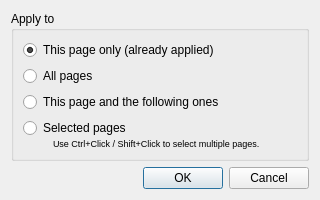
Above: filters/deskew/ui/DeskewApplyDialog.ui from scantailor/scantailor before the change. Below: the same form after it.
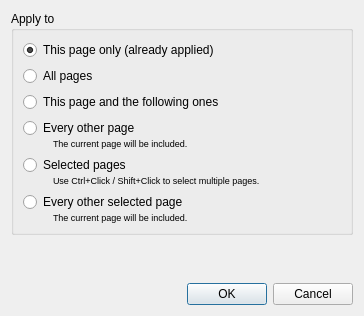
That is the form after the change.

Commit message: Deskew for every other page and every other selected page. The last one, building on #176, for multiple ranges.

Diff of the .ui file:
```diff
--- a/filters/deskew/ui/DeskewApplyDialog.ui
+++ b/filters/deskew/ui/DeskewApplyDialog.ui
@@ -9,19 +9,22 @@
    <rect>
     <x>0</x>
     <y>0</y>
-    <width>320</width>
-    <height>195</height>
+    <width>364</width>
+    <height>316</height>
    </rect>
   </property>
-  <layout class="QVBoxLayout" name="verticalLayout_3">
+  <property name="windowTitle">
+   <string>Deskew</string>
+  </property>
+  <layout class="QVBoxLayout">
    <item>
-    <widget class="QGroupBox" name="groupBox_2">
+    <widget class="QGroupBox" name="groupBox">
      <property name="title">
       <string>Apply to</string>
      </property>
-     <layout class="QVBoxLayout" name="verticalLayout_2">
+     <layout class="QVBoxLayout" name="verticalLayout_5">
       <item>
-       <widget class="QRadioButton" name="thisPageRB">
+       <widget class="QRadioButton" name="thisPageOnlyRB">
         <property name="text">
          <string>This page only (already applied)</string>
         </property>
@@ -44,9 +47,72 @@
         </property>
        </widget>
       </item>
+      <item>
+       <widget class="QWidget" name="everyOtherPageWidget" native="true">
+        <layout class="QVBoxLayout" name="verticalLayout_3">
+         <property name="spacing">
+          <number>0</number>
+         </property>
+         <property name="margin">
+          <number>0</number>
+         </property>
+         <item>
+          <widget class="QWidget" name="everyOtherWidget" native="true">
+           <layout class="QVBoxLayout" name="verticalLayout_2">
+            <property name="spacing">
+             <number>0</number>
+            </property>
+            <property name="margin">
+             <number>0</number>
+            </property>
+            <item>
+             <widget class="QRadioButton" name="everyOtherRB">
+              <property name="text">
+               <string extracomment="All odd or even pages, depending on the current page being odd or even.">Every other page</string>
+              </property>
+             </widget>
+            </item>
+            <item>
+             <layout class="QHBoxLayout" name="horizontalLayout_2">
+              <item>
+               <spacer name="horizontalSpacer_2">
+                <property name="orientation">
+                 <enum>Qt::Horizontal</enum>
+                </property>
+                <property name="sizeType">
+                 <enum>QSizePolicy::Fixed</enum>
+                </property>
+                <property name="sizeHint" stdset="0">
+                 <size>
+                  <width>30</width>
+                  <height>0</height>
+                 </size>
+                </property>
+               </spacer>
+              </item>
+              <item>
+               <widget class="QLabel" name="label_2">
+                <property name="font">
+                 <font>
+                  <pointsize>7</pointsize>
+                 </font>
+                </property>
+                <property name="text">
+                 <string>The current page will be included.</string>
+                </property>
+               </widget>
+              </item>
+             </layout>
+            </item>
+           </layout>
+          </widget>
+         </item>
+        </layout>
+       </widget>
+      </item>
       <item>
        <widget class="QWidget" name="selectedPagesWidget" native="true">
-        <layout class="QVBoxLayout" name="verticalLayout">
+        <layout class="QVBoxLayout" name="verticalLayout_4">
          <property name="spacing">
           <number>0</number>
          </property>
@@ -61,12 +127,9 @@
           </widget>
          </item>
          <item>
-          <layout class="QHBoxLayout" name="horizontalLayout_2">
-           <property name="spacing">
-            <number>0</number>
-           </property>
+          <layout class="QHBoxLayout" name="horizontalLayout_3">
            <item>
-            <spacer name="horizontalSpacer_5">
+            <spacer name="horizontalSpacer_6">
              <property name="orientation">
               <enum>Qt::Horizontal</enum>
              </property>
@@ -98,17 +161,68 @@
         </layout>
        </widget>
       </item>
+      <item>
+       <widget class="QWidget" name="everyOtherSelectedWidget" native="true">
+        <layout class="QVBoxLayout" name="verticalLayout">
+         <property name="spacing">
+          <number>0</number>
+         </property>
+         <property name="margin">
+          <number>0</number>
+         </property>
+         <item>
+          <widget class="QRadioButton" name="everyOtherSelectedRB">
+           <property name="text">
+            <string>Every other selected page</string>
+           </property>
+          </widget>
+         </item>
+         <item>
+          <layout class="QHBoxLayout" name="horizontalLayout_5">
+           <item>
+            <spacer name="horizontalSpacer_5">
+             <property name="orientation">
+              <enum>Qt::Horizontal</enum>
+             </property>
+             <property name="sizeType">
+              <enum>QSizePolicy::Fixed</enum>
+             </property>
+             <property name="sizeHint" stdset="0">
+              <size>
+               <width>30</width>
+               <height>0</height>
+              </size>
+             </property>
+            </spacer>
+           </item>
+           <item>
+            <widget class="QLabel" name="everyOtherSelectedHint">
+             <property name="font">
+              <font>
+               <pointsize>7</pointsize>
+              </font>
+             </property>
+             <property name="text">
+              <string>The current page will be included.</string>
+             </property>
+            </widget>
+           </item>
+          </layout>
+         </item>
+        </layout>
+       </widget>
+      </item>
      </layout>
     </widget>
    </item>
    <item>
-    <spacer name="verticalSpacer">
+    <spacer>
      <property name="orientation">
       <enum>Qt::Vertical</enum>
      </property>
      <property name="sizeHint" stdset="0">
       <size>
-       <width>20</width>
+       <width>17</width>
        <height>0</height>
       </size>
      </property>
```
Left out of the diff: 6 changed lines with no effect on the pictures. The commit also changes 2 other files.
